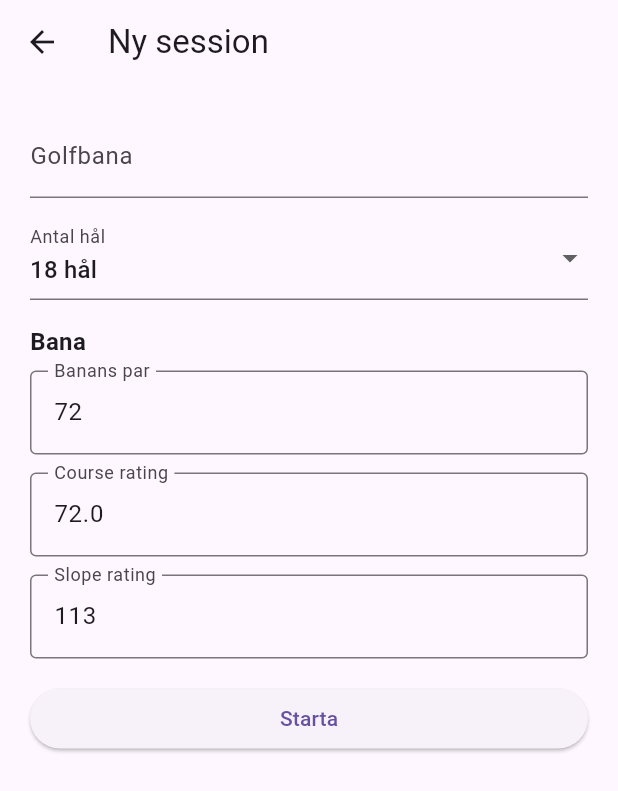
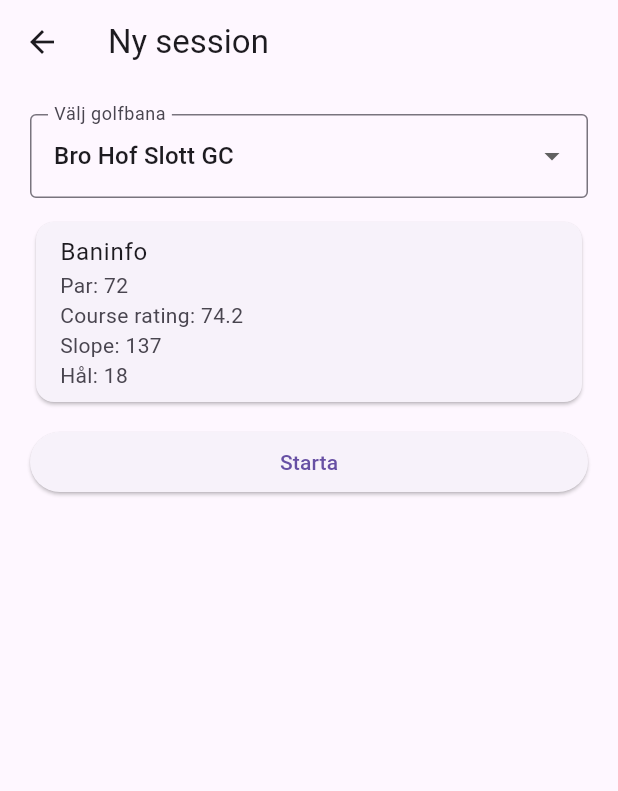
Before and after one commit to sucramdev/mycaddie, a Flutter app: the StartSessionScreen screen opened directly, on a phone screen of 412 x 824 dp. Shown: the top 791 px of the screen. Run offline on Flutter 3.47's test engine with Material 3 defaults, Android fonts, the phone set to English and light mode, and no system bars; our stand-ins replace geolocator, google_maps_flutter, shared_preferences; accounts and stored records are empty.

Commit message:
Gjorde om, ingen input från användaren om coursedata. Har istället hårdkodat ett antal golfbanor som man får välja ur en lista.

```diff
--- a/lib/models/course.dart
+++ b/lib/models/course.dart
@@ -1,15 +1,23 @@
 class Course {
   final String name;
-  final int coursePar;              // total par (t.ex. 72)
-  final double courseRating;  // t.ex. 71.8
-  final int slopeRating;      // t.ex. 128
+  final double courseRating;
+  final int slopeRating;
+  final List<int> holePars;
+  final List<int> holeHcpIndex;
 
   Course({
     required this.name,
-    required this.coursePar,
     required this.courseRating,
     required this.slopeRating,
-  });
+    required this.holePars,
+    required this.holeHcpIndex,
+  }) : assert(holePars.length == holeHcpIndex.length);
 
+  int get holesCount => holePars.length;
+
+  int get coursePar {
+    final par = holePars.fold(0, (sum, p) => sum + p);
+    return holePars.length == 9 ? par * 2 : par;
+  }
 
 }
--- a/lib/models/hole.dart
+++ b/lib/models/hole.dart
@@ -1,9 +1,11 @@
 class Hole {
   final int number;
-  final int par;
+  int par;
+  int hcpIndex;
 
   Hole({
     required this.number,
-    required this.par,
+    this.par = 0,
+    this.hcpIndex = 0,
   });
 }
--- a/lib/viewmodels/session_viewmodel.dart
+++ b/lib/viewmodels/session_viewmodel.dart
@@ -11,24 +11,18 @@
   List<Session> get history => _history;
 
   void startSession({
-    required String courseName,
-    required int holesCount,
-    required int coursePar,
-    required double courseRating,
-    required int slopeRating,
+    required Course course
   }) {
-    final holes = List.generate(
-      holesCount,
-          (i) => Hole(number: i + 1, par: [3, 4, 5][i % 3]),
-    );
+    final holes = List.generate(course.holePars.length, (i) {
+      return Hole(
+        number: i + 1,
+        par: course.holePars[i],
+        hcpIndex: course.holeHcpIndex[i],
+      );
+    });
 
     _currentSession = Session(
-      course: Course(
-        name: courseName,
-        coursePar: coursePar,
-        courseRating: courseRating,
-        slopeRating: slopeRating,
-      ),
+      course: course,
       holes: holes,
     );
 
--- a/lib/views/start_session_screen.dart
+++ b/lib/views/start_session_screen.dart
@@ -1,8 +1,80 @@
 import 'package:flutter/material.dart';
 import 'package:provider/provider.dart';
+import '../models/course.dart'; // <-- se till att denna finns
 import '../viewmodels/map_viewmodel.dart';
 import '../viewmodels/session_viewmodel.dart';
 import 'map_screen.dart';
+
+
+final kCourses = <Course>[
+  Course(
+    name: "Bro Hof Slott GC",
+    courseRating: 74.2,
+    slopeRating: 137,
+    holePars: [
+      4,5,3,4,4,5,3,4,4,
+      4,5,3,4,4,5,3,4,4,
+    ],
+    holeHcpIndex: [
+      9,1,17,11,7,3,15,13,5,
+      10,2,18,12,6,4,16,8,14,
+    ],
+  ),
+
+  Course(
+    name: "Bromma 9-hålsbanan",
+    courseRating: 57.9,
+    slopeRating: 97,
+    holePars: [
+      3,3,3,3,3,4,3,3,4,
+    ],
+    holeHcpIndex: [
+      7,3,4,6,8,5,2,9,1,
+    ],
+  ),
+
+  Course(
+    name: "Drottningholm GK",
+    courseRating: 71.6,
+    slopeRating: 129,
+    holePars: [
+      4,4,3,5,4,4,3,5,4,
+      4,5,3,4,4,5,3,4,4,
+    ],
+    holeHcpIndex: [
+      11,3,17,1,9,7,15,5,13,
+      12,2,18,10,6,4,16,8,14,
+    ],
+  ),
+
+  Course(
+    name: "Lindö Dal",
+    courseRating: 69.2,
+    slopeRating: 124,
+    holePars: [
+      4,3,4,3,4,5,4,4,5,
+      4,3,4,4,3,4,4,3,5,
+    ],
+    holeHcpIndex: [
+      11,13,3,7,1,5,15,17,9,
+      10,6,4,16,8,14,2,18,12,
+    ],
+  ),
+
+  Course(
+    name: "Riksten",
+    courseRating: 70.2,
+    slopeRating: 125,
+    holePars: [
+      5,4,3,4,5,4,4,3,4,
+      4,4,5,3,4,5,3,4,4,
+    ],
+    holeHcpIndex: [
+      7,9,17,3,1,13,5,15,11,
+      12,2,6,18,14,4,16,8,10,
+    ],
+  ),
+];
 
 class StartSessionScreen extends StatefulWidget {
   const StartSessionScreen({super.key});
@@ -12,55 +84,22 @@
 }
 
 class _StartSessionScreenState extends State<StartSessionScreen> {
-  final _courseNameController = TextEditingController();
-
-  // NEW: controllers for course data
-  final _courseParController = TextEditingController(text: "72");
-  final _courseRatingController = TextEditingController(text: "72.0");
-  final _slopeRatingController = TextEditingController(text: "113");
-
-  int holes = 18;
+  Course? _selectedCourse;
 
   @override
-  void dispose() {
-    _courseNameController.dispose();
-    _courseParController.dispose();
-    _courseRatingController.dispose();
-    _slopeRatingController.dispose();
-    super.dispose();
+  void initState() {
+    super.initState();
+    // Defaultval (valfritt)
+    if (kCourses.isNotEmpty) {
+      _selectedCourse = kCourses.first;
+    }
   }
 
   void _start() {
-    final courseName = _courseNameController.text.trim();
-
-    final coursePar = int.tryParse(_courseParController.text.trim());
-    final courseRating = double.tryParse(
-      _courseRatingController.text.trim().replaceAll(',', '.'),
-    );
-    final slopeRating = int.tryParse(_slopeRatingController.text.trim());
-
-    // Basic validation
-    if (courseName.isEmpty) {
+    final course = _selectedCourse;
+    if (course == null) {
       ScaffoldMessenger.of(context).showSnackBar(
-        const SnackBar(content: Text("Ange golfbana.")),
-      );
-      return;
-    }
-    if (coursePar == null || coursePar <= 0) {
-      ScaffoldMessenger.of(context).showSnackBar(
-        const SnackBar(content: Text("Ange giltigt banpar (t.ex. 72).")),
-      );
-      return;
-    }
-    if (courseRating == null || courseRating <= 0) {
-      ScaffoldMessenger.of(context).showSnackBar(
-        const SnackBar(content: Text("Ange giltig course rating (t.ex. 72.0).")),
-      );
-      return;
-    }
-    if (slopeRating == null || slopeRating <= 0) {
-      ScaffoldMessenger.of(context).showSnackBar(
-        const SnackBar(content: Text("Ange giltig slope rating (t.ex. 113).")),
+        const SnackBar(content: Text("Välj en golfbana.")),
       );
       return;
     }
@@ -68,13 +107,9 @@
     final mapVm = context.read<MapViewModel>();
     mapVm.resetForNewSession();
 
-    context.read<SessionViewModel>().startSession(
-      courseName: courseName,
-      holesCount: holes,
-      coursePar: coursePar,
-      courseRating: courseRating,
-      slopeRating: slopeRating,
-    );
+    // OBS: Detta kräver att din SessionViewModel.startSession tar emot Course.
+    // Dvs: startSession({ required Course course })
+    context.read<SessionViewModel>().startSession(course: course);
 
     Navigator.pushReplacement(
       context,
@@ -84,67 +119,47 @@
 
   @override
   Widget build(BuildContext context) {
+    final course = _selectedCourse;
+
     return Scaffold(
       appBar: AppBar(title: const Text("Ny session")),
       body: Padding(
         padding: const EdgeInsets.all(20),
         child: ListView(
           children: [
-            TextField(
-              controller: _courseNameController,
-              decoration: const InputDecoration(labelText: "Golfbana"),
+            DropdownButtonFormField<Course>(
+              value: course,
+              decoration: const InputDecoration(
+                labelText: "Välj golfbana",
+                border: OutlineInputBorder(),
+              ),
+              items: kCourses
+                  .map(
+                    (c) => DropdownMenuItem<Course>(
+                  value: c,
+                  child: Text(c.name),
+                ),
+              )
+                  .toList(),
+              onChanged: (c) => setState(() => _selectedCourse = c),
             ),
             const SizedBox(height: 12),
 
-            DropdownButtonFormField<int>(
-              value: holes,
-              decoration: const InputDecoration(labelText: "Antal hål"),
-              items: const [
-                DropdownMenuItem(value: 9, child: Text("9 hål")),
-                DropdownMenuItem(value: 18, child: Text("18 hål")),
-              ],
-              onChanged: (v) => setState(() => holes = v ?? 18),
-            ),
-            const SizedBox(height: 16),
-
-            const Text(
-              "Bana",
-              style: TextStyle(fontSize: 16, fontWeight: FontWeight.bold),
-            ),
-            const SizedBox(height: 8),
-
-            TextField(
-              controller: _courseParController,
-              keyboardType: TextInputType.number,
-              decoration: const InputDecoration(
-                labelText: "Banans par",
-                hintText: "t.ex. 72",
-                border: OutlineInputBorder(),
+            // Visar vald ban-data (read-only), så användaren slipper skriva in
+            if (course != null) ...[
+              Card(
+                child: ListTile(
+                  title: const Text("Baninfo"),
+                  subtitle: Text(
+                    "Par: ${course.coursePar}\n"
+                        "Course rating: ${course.courseRating}\n"
+                        "Slope: ${course.slopeRating}\n"
+                        "Hål: ${course.holePars.length}",
+                  ),
+                ),
               ),
-            ),
-            const SizedBox(height: 12),
-
-            TextField(
-              controller: _courseRatingController,
-              keyboardType: const TextInputType.numberWithOptions(decimal: true),
-              decoration: const InputDecoration(
-                labelText: "Course rating",
-                hintText: "t.ex. 72.0",
-                border: OutlineInputBorder(),
-              ),
-            ),
-            const SizedBox(height: 12),
-
-            TextField(
-              controller: _slopeRatingController,
-              keyboardType: TextInputType.number,
-              decoration: const InputDecoration(
-                labelText: "Slope rating",
-                hintText: "t.ex. 113",
-                border: OutlineInputBorder(),
-              ),
-            ),
-            const SizedBox(height: 16),
+              const SizedBox(height: 12),
+            ],
 
             ElevatedButton(
               onPressed: _start,
```
